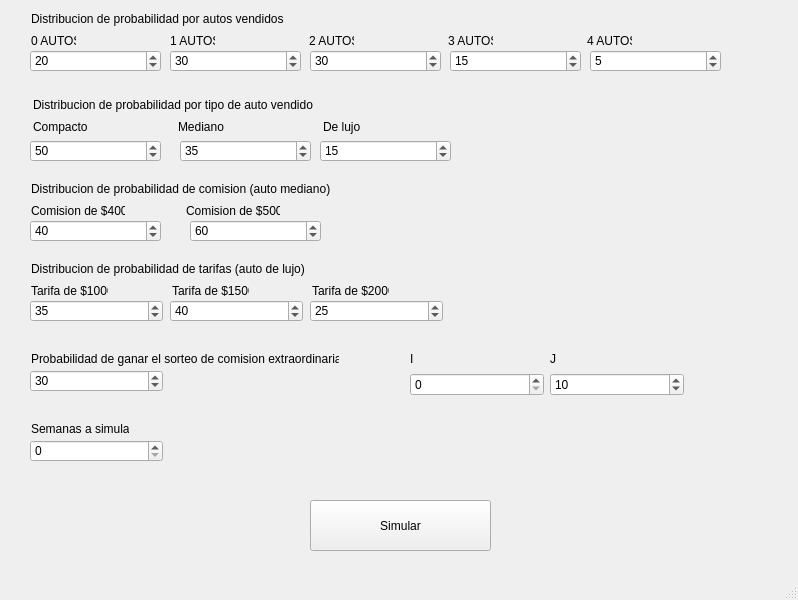
Before: the Qt Designer form TP3 Simulacion/interfazSimuladorAutos.ui in tinchomengo/simulacionTPs, drawn with Qt 5.
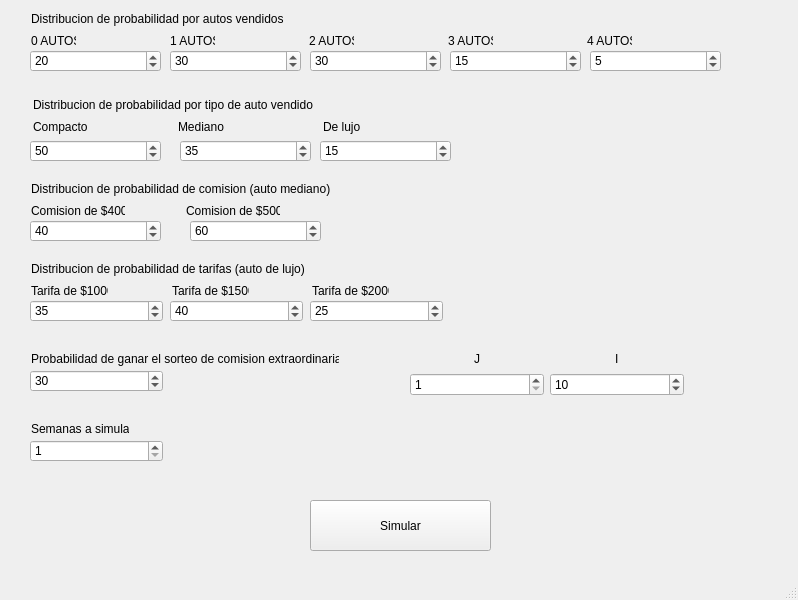
After: the same form once the commit is applied.

```diff
--- a/TP3 Simulacion/interfazSimuladorAutos.ui
+++ b/TP3 Simulacion/interfazSimuladorAutos.ui
@@ -264,13 +264,13 @@
      </rect>
     </property>
     <property name="minimum">
-     <number>0</number>
+     <number>1</number>
     </property>
     <property name="maximum">
-     <number>100000</number>
+     <number>1000000</number>
     </property>
     <property name="value">
-     <number>0</number>
+     <number>1</number>
     </property>
    </widget>
    <widget class="QLabel" name="label_18">
@@ -520,7 +520,7 @@
      <string>Semanas a simular</string>
     </property>
    </widget>
-   <widget class="QWidget" name="">
+   <widget class="QWidget" name="layoutWidget">
     <property name="geometry">
      <rect>
       <x>410</x>
@@ -530,30 +530,30 @@
      </rect>
     </property>
     <layout class="QGridLayout" name="gridLayout">
-     <item row="0" column="1">
+     <item row="0" column="1" alignment="Qt::AlignHCenter">
       <widget class="QLabel" name="J">
        <property name="text">
-        <string>J</string>
-       </property>
-      </widget>
-     </item>
-     <item row="0" column="0">
-      <widget class="QLabel" name="I">
-       <property name="text">
         <string>I</string>
        </property>
       </widget>
      </item>
+     <item row="0" column="0" alignment="Qt::AlignHCenter">
+      <widget class="QLabel" name="I">
+       <property name="text">
+        <string>J</string>
+       </property>
+      </widget>
+     </item>
      <item row="1" column="0">
       <widget class="QSpinBox" name="valor_i">
        <property name="minimum">
-        <number>0</number>
+        <number>1</number>
        </property>
        <property name="maximum">
-        <number>100000</number>
+        <number>1000000</number>
        </property>
        <property name="value">
-        <number>0</number>
+        <number>1</number>
        </property>
       </widget>
      </item>
```
Left out of the diff: 4 changed lines with no effect on the pictures.
